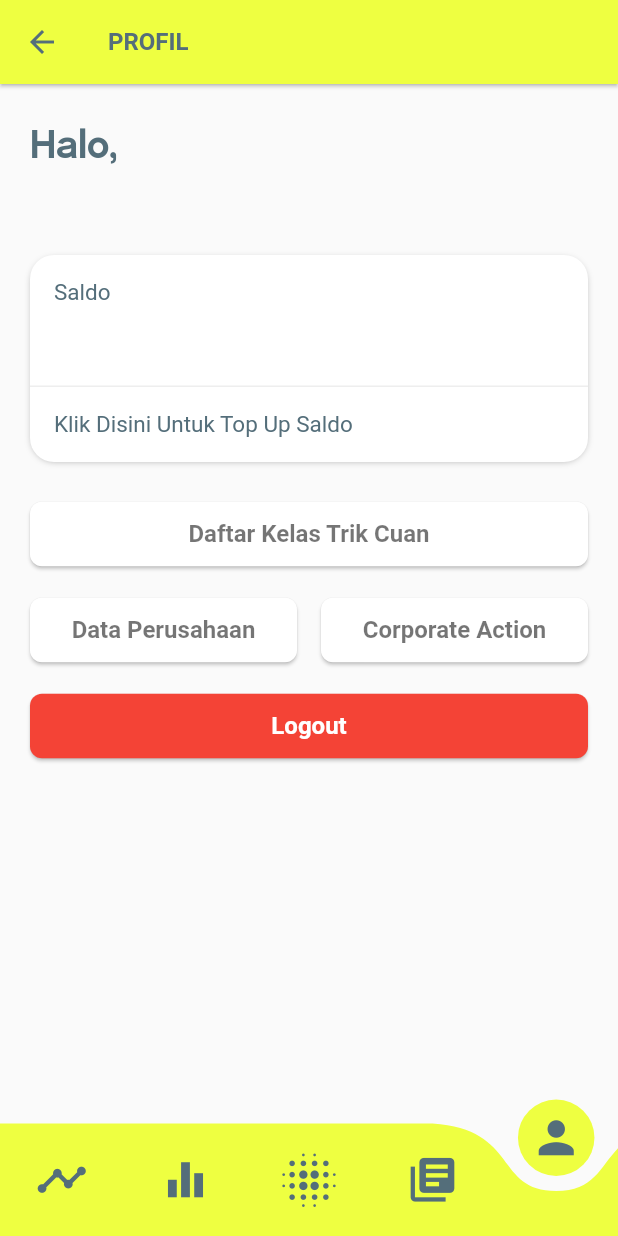
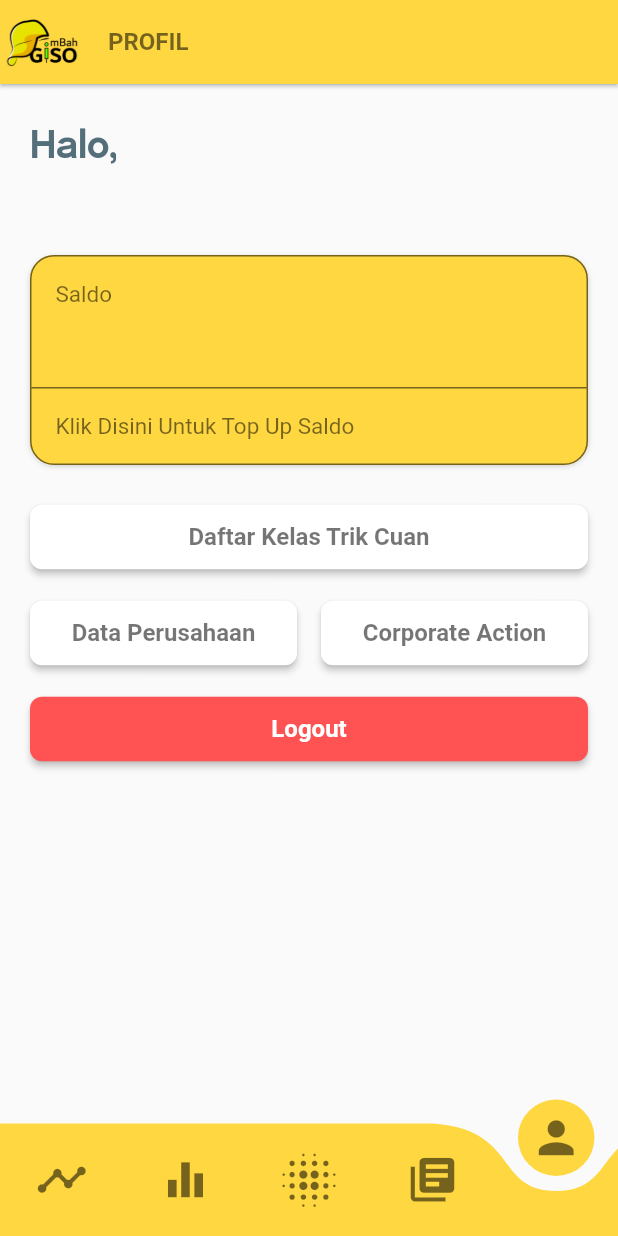
Before and after one commit to satriaadam/app_trikcuan, a Flutter app: the HomePage screen opened directly, item 5 of the bottom bar chosen, on a phone screen of 412 x 824 dp. Run offline on Flutter 3.47's test engine with Material 2 defaults, Android fonts, the phone set to English and light mode, and no system bars; drawn by our look-alikes of curved_navigation_bar; our stand-ins replace bloc, connectivity, dio, equatable, flutter_bloc, pull_to_refresh and 5 more; missing offline and left inert: indonesia; accounts and stored records are empty; network calls fail; Roboto replaces fonts that are missing (Poppins).

Commit message:
Update Apps mbahgiso

```diff
--- a/lib/onboarding_screen.dart
+++ b/lib/onboarding_screen.dart
@@ -48,8 +48,8 @@ class _OnboardingScreenState extends State<OnboardingScreen> {
               stops: [0.5, 0.7, 0.9],
               colors: [
                 Colors.white,
-                Colors.limeAccent[200],
-                Colors.limeAccent,
+                Colors.amberAccent,
+                Colors.amberAccent[700],
               ],
             ),
           ),
--- a/lib/pages/berita.dart
+++ b/lib/pages/berita.dart
@@ -56,8 +56,8 @@ class _BeritaState extends State<Berita> {
         ],
         child: Scaffold(
           appBar: AppBar(
-            backgroundColor: Colors.limeAccent,
-            title: Text('Berita', style: TextStyle(color: Colors.blueGrey[600], fontWeight: FontWeight.bold),),
+            backgroundColor: Colors.amberAccent,
+            title: Text('BERITA', style: TextStyle(color: Colors.black54, fontWeight: FontWeight.bold),),
           ),
           body: SmartRefresher(
             controller: refreshController,
--- a/lib/pages/home_page.dart
+++ b/lib/pages/home_page.dart
@@ -26,14 +26,14 @@ class _HomePageState extends State<HomePage> {
       bottomNavigationBar: CurvedNavigationBar(
         index: _selectedIndex,
         items: <Widget>[
-          Icon(Icons.timeline, size: 35.0, color: Colors.blueGrey[600]),
-          Icon(Icons.equalizer, size: 35.0, color: Colors.blueGrey[600]),
-          Icon(Icons.blur_on, size: 45.0, color: Colors.blueGrey[600]),
-          Icon(Icons.library_books, size: 35.0, color: Colors.blueGrey[600]),
-          Icon(Icons.person, size: 35.0, color: Colors.blueGrey[600]),
+          Icon(Icons.timeline, size: 35.0, color: Colors.black54,),
+          Icon(Icons.equalizer, size: 35.0, color: Colors.black54),
+          Icon(Icons.blur_on, size: 45.0, color: Colors.black54),
+          Icon(Icons.library_books, size: 35.0, color: Colors.black54),
+          Icon(Icons.person, size: 35.0, color: Colors.black54),
         ],
-        color: Colors.limeAccent,
-        buttonBackgroundColor: Colors.limeAccent,
+        color: Colors.amberAccent,
+        buttonBackgroundColor: Colors.amberAccent,
         backgroundColor: Colors.transparent,
         animationCurve: Curves.easeInOut,
         animationDuration: Duration(milliseconds: 300),
--- a/lib/pages/index.dart
+++ b/lib/pages/index.dart
@@ -60,7 +60,7 @@ class _IndexState extends State<Index> {
           controller: refreshController,
           onRefresh: () => onRefresh(),
           child: ListView.separated(
-            separatorBuilder: (context, index) => Divider(),
+            separatorBuilder: (context, index) => Divider(color: Colors.grey.shade300,),
             itemCount: isLoading ? 3 : data.length,
             itemBuilder: (context, index) {
               return isLoading ? shimmerData(context) : Box(
--- a/lib/pages/komoditas.dart
+++ b/lib/pages/komoditas.dart
@@ -60,7 +60,7 @@ class _KomoditasState extends State<Komoditas> {
           controller: refreshController,
           onRefresh: () => onRefresh(),
           child: ListView.separated(
-            separatorBuilder: (context, index) => Divider(),
+            separatorBuilder: (context, index) => Divider(color: Colors.grey.shade300),
             itemCount: isLoading ? 3 : data.length,
             itemBuilder: (context, index) {
               return isLoading ? shimmerData(context) : Box(
--- a/lib/pages/profil.dart
+++ b/lib/pages/profil.dart
@@ -73,8 +73,9 @@ class _ProfilState extends State<Profil> {
       child: Scaffold(
         backgroundColor: Colors.transparent,
         appBar: AppBar(
-          backgroundColor: Colors.limeAccent,
-          title: Text('PROFIL', style: TextStyle(color: Colors.blueGrey[600], fontWeight: FontWeight.bold),),
+          backgroundColor: Colors.amberAccent,
+          leading: Image.asset('assets/images/logombahgiso.png',width: MediaQuery.of(context).size.width*0.5),
+          title: Text('PROFIL', style: TextStyle(color: Colors.black54, fontWeight: FontWeight.bold),),
           elevation: 1
         ),
         body: ListView(
@@ -91,7 +92,8 @@ class _ProfilState extends State<Profil> {
                   SizedBox(height: 16),
                   Box(
                     borderRadius: 16,
-                    color: Colors.white,
+                    borderColor: Colors.black54,
+                    color: Colors.amberAccent,
                     boxShadow: [AppBoxShadow.type3],
                     child: Column(
                       children: [
@@ -105,7 +107,7 @@ class _ProfilState extends State<Profil> {
                                 child: Text(
                                   'Saldo',
                                   style: TextStyle(
-                                    color: Colors.blueGrey[600],
+                                    color: Colors.black54,
                                     fontFamily: 'Poppins',
                                     fontSize: 15.0
                                   ),
@@ -126,7 +128,7 @@ class _ProfilState extends State<Profil> {
                             ],
                           ),
                         ),
-                        Divider(),
+                        Divider(color: Colors.black54, thickness: 1,),
                         Box(
                           color: Colors.transparent,
                           padding: 16,
@@ -136,7 +138,7 @@ class _ProfilState extends State<Profil> {
                           child: Text(
                             'Klik Disini Untuk Top Up Saldo',
                             style: TextStyle(
-                              color: Colors.blueGrey[600],
+                              color: Colors.black54,
                               fontFamily: 'Poppins',
                               fontSize: 15.0
                             ),
@@ -149,7 +151,7 @@ class _ProfilState extends State<Profil> {
                   SizedBox(height: 24),
                   RaisedButtonCustom(
                     color: Colors.white,
-                    elevation: 1,
+                    elevation: 2,
                     onPressed: () => Navigator.push(context, MaterialPageRoute(
                       builder: (context) => DaftarKelas()
                     )),
@@ -162,7 +164,7 @@ class _ProfilState extends State<Profil> {
                       Expanded(
                         child: RaisedButtonCustom(
                           color: Colors.white,
-                          elevation: 1,
+                          elevation: 2,
                           onPressed: () => Navigator.push(context, MaterialPageRoute(
                             builder: (context) => DataPerusahaan()
                           )),
@@ -174,7 +176,7 @@ class _ProfilState extends State<Profil> {
                       Expanded(
                         child: RaisedButtonCustom(
                           color: Colors.white,
-                          elevation: 1,
+                          elevation: 2,
                           onPressed: () => Navigator.push(context, MaterialPageRoute(
                             builder: (context) => Corporate()
                           )),
@@ -186,9 +188,9 @@ class _ProfilState extends State<Profil> {
                   ),
                   SizedBox(height: 16),
                   RaisedButtonCustom(
-                    color: Colors.red,
+                    color: Colors.redAccent,
                     onPressed: () => bloc.add(Logout()),
-                    elevation: 1,
+                    elevation: 2,
                     textColor: Colors.white,
                     text: "Logout"
                   )
--- a/lib/pages/topup_saldo.dart
+++ b/lib/pages/topup_saldo.dart
@@ -48,6 +48,7 @@ class _TopupSaldoPageState extends State<TopupSaldoPage> {
       },
       child: Scaffold(
         appBar: AppBar(
+          backgroundColor: Colors.amberAccent,
           title: Text("Top Up Saldo")
         ),
         body: showConfirmationPayment ? Container(
```
Also changed, not shown: lib/pages/chart.dart (+5 -4 lines), lib/pages/dividen.dart (+4 -3 lines), lib/pages/rekomendasi.dart (+5 -4 lines), lib/pages/trading.dart (line endings or trailing spaces).
